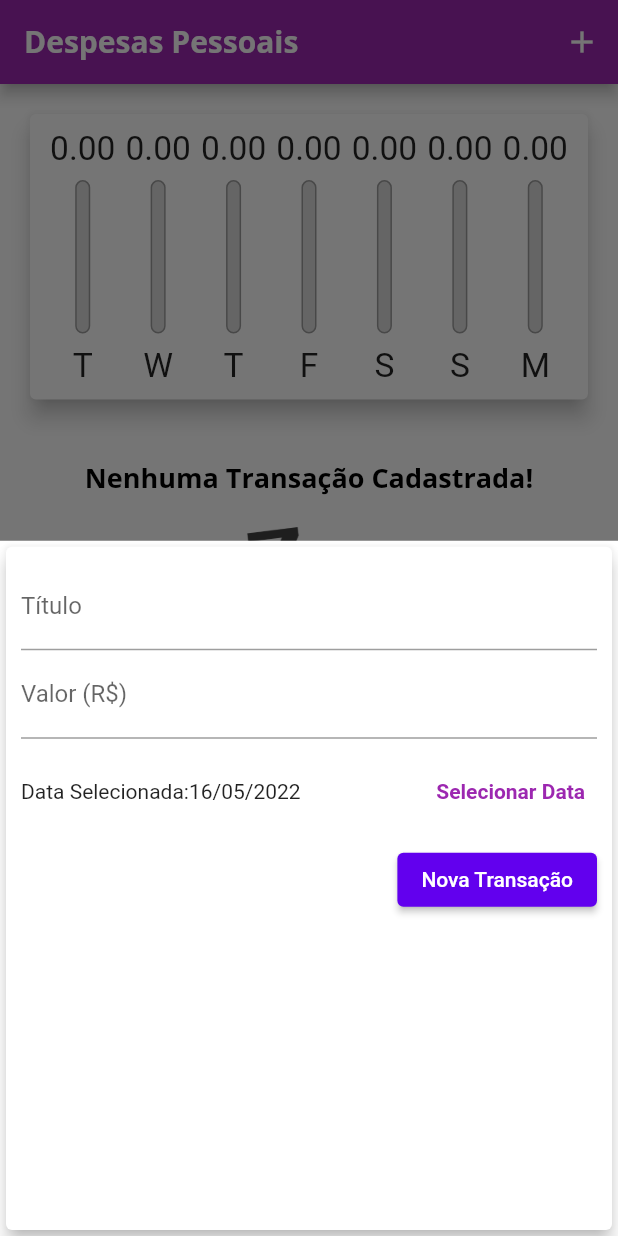
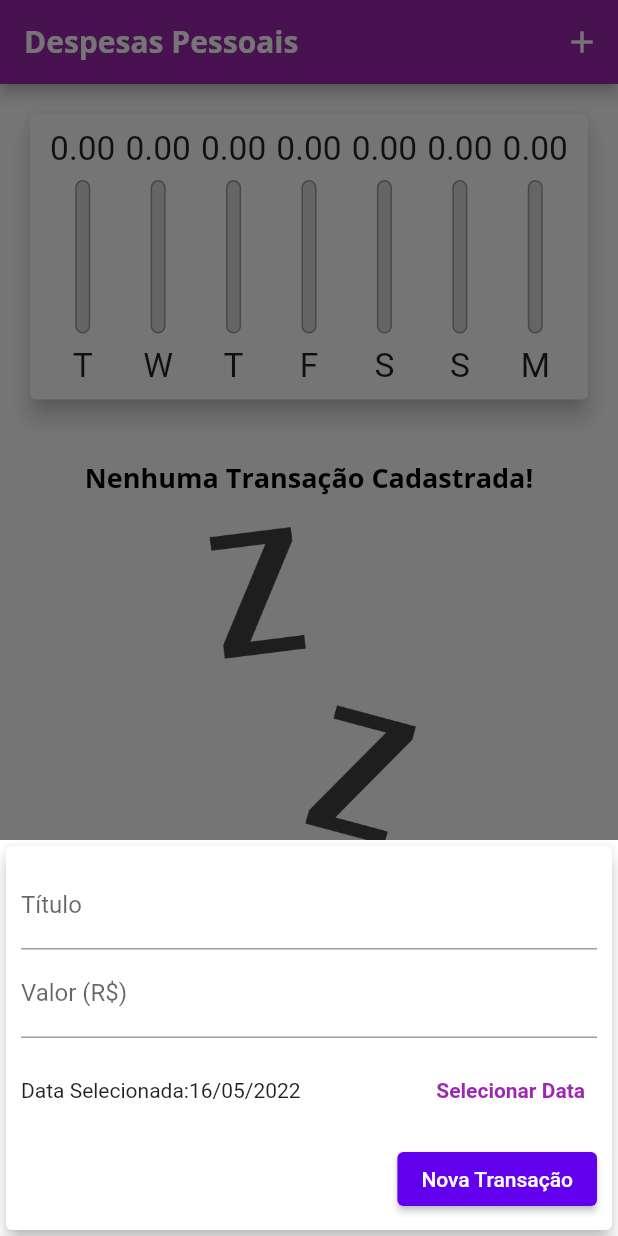
Before and after one commit to joevansanttos/expenses, a Flutter app: the screen it shows after launch, after a tap on the "add" icon, on a phone screen of 412 x 824 dp. Run offline on Flutter 3.47's test engine with Material 2 defaults, Android fonts, the phone set to English and light mode, and no system bars.

Commit message:
add adaptative

```diff
--- /dev/null
+++ b/lib/components/adaptative_button.dart
@@ -0,0 +1,34 @@
+import 'dart:io';
+import 'package:flutter/cupertino.dart';
+import 'package:flutter/material.dart';
+
+class AdaptativeButton extends StatelessWidget {
+  final String label;
+  final Function() onPressed;
+
+  AdaptativeButton({
+    required this.label,
+    required this.onPressed,
+  });
+
+  @override
+  Widget build(BuildContext context) {
+    return Platform.isIOS
+        ? CupertinoButton(
+            child: Text(label),
+            onPressed: onPressed,
+            color: Theme.of(context).primaryColor,
+            padding: const EdgeInsets.symmetric(
+              horizontal: 20,
+            ),
+          )
+        : ElevatedButton(
+            style: ElevatedButton.styleFrom(
+              primary: Theme.of(context).primaryColor, // background
+              onPrimary: Colors.white, // foreground
+            ),
+            child: Text(label),
+            onPressed: onPressed,
+          );
+  }
+}
--- /dev/null
+++ b/lib/components/adaptative_textfield.dart
@@ -0,0 +1,43 @@
+import 'dart:io';
+import 'package:flutter/cupertino.dart';
+import 'package:flutter/material.dart';
+
+class AdaptativeTextField extends StatelessWidget {
+  final String label;
+  final TextEditingController controller;
+  final TextInputType keyboardType;
+  final Function(String) onSubmitted;
+
+  AdaptativeTextField({
+    required this.label,
+    required this.controller,
+    this.keyboardType = TextInputType.text,
+    required this.onSubmitted,
+  });
+
+  @override
+  Widget build(BuildContext context) {
+    return Platform.isIOS
+        ? Padding(
+            padding: const EdgeInsets.only(bottom: 10.0),
+            child: CupertinoTextField(
+              controller: controller,
+              keyboardType: keyboardType,
+              onSubmitted: (_) => onSubmitted,
+              placeholder: label,
+              padding: const EdgeInsets.symmetric(
+                horizontal: 6,
+                vertical: 12,
+              ),
+            ),
+          )
+        : TextField(
+            controller: controller,
+            keyboardType: keyboardType,
+            onSubmitted: (_) => onSubmitted,
+            decoration: InputDecoration(
+              labelText: label,
+            ),
+          );
+  }
+}
--- a/lib/components/transaction_list.dart
+++ b/lib/components/transaction_list.dart
@@ -12,7 +12,9 @@ class TransactionList extends StatelessWidget {
   @override
   Widget build(BuildContext context) {
     return transactions.isEmpty
-        ? Column(
+        ? LayoutBuilder(
+            builder: (ctx, constraints) {
+              return Column(
                 children: <Widget>[
                   const SizedBox(
                     height: 20,
@@ -25,13 +27,15 @@ class TransactionList extends StatelessWidget {
                     height: 20,
                   ),
                   Container(
-                height: 200,
+                    height: constraints.maxHeight * 0.6,
                     child: Image.asset(
                       'assets/images/waiting.png',
                       fit: BoxFit.cover,
                     ),
                   ),
                 ],
+              );
+            },
           )
         : ListView.builder(
             itemCount: transactions.length,
@@ -61,7 +65,14 @@ class TransactionList extends StatelessWidget {
                   subtitle: Text(
                     DateFormat('d MMM y').format(tr.date),
                   ),
-                  trailing: IconButton(
+                  trailing: MediaQuery.of(context).size.width > 400
+                      ? FlatButton.icon(
+                          onPressed: () => onRemove(tr.id),
+                          icon: const Icon(Icons.delete),
+                          label: const Text('Excluir'),
+                          textColor: Theme.of(context).errorColor,
+                        )
+                      : IconButton(
                           icon: const Icon(Icons.delete),
                           color: Theme.of(context).errorColor,
                           onPressed: () => onRemove(tr.id),
--- a/lib/components/transactions_form.dart
+++ b/lib/components/transactions_form.dart
@@ -1,5 +1,8 @@
+import 'package:expenses/components/adaptative_button.dart';
 import 'package:flutter/material.dart';
 import 'package:intl/intl.dart';
+import 'adaptative_button.dart';
+import 'adaptative_textfield.dart';
 
 class TransactionForm extends StatefulWidget {
   final void Function(String, double, DateTime) onSubmit;
@@ -49,27 +52,29 @@ class _TransactionFormState extends State<TransactionForm> {
 
   @override
   Widget build(BuildContext context) {
-    return Card(
+    return SingleChildScrollView(
+      child: Card(
         elevation: 5,
         child: Padding(
-        padding: const EdgeInsets.all(10),
+          padding: EdgeInsets.only(
+            top: 10,
+            right: 10,
+            left: 10,
+            bottom: 10 + MediaQuery.of(context).viewInsets.bottom,
+          ),
           child: Column(
             children: <Widget>[
-            TextField(
+              AdaptativeTextField(
+                label: 'Título',
                 controller: _titleController,
                 onSubmitted: (_) => _submitForm(),
-              decoration: const InputDecoration(
-                labelText: 'Título',
               ),
-            ),
-            TextField(
+              AdaptativeTextField(
+                label: 'Valor (R\$)',
                 controller: _valueController,
                 keyboardType:
                     const TextInputType.numberWithOptions(decimal: true),
                 onSubmitted: (_) => _submitForm(),
-              decoration: const InputDecoration(
-                labelText: 'Valor (R\$)',
-              ),
               ),
               Container(
                 height: 70,
@@ -96,14 +101,8 @@ class _TransactionFormState extends State<TransactionForm> {
               Row(
                 mainAxisAlignment: MainAxisAlignment.end,
                 children: <Widget>[
-                ElevatedButton(
-                  style: ElevatedButton.styleFrom(
-                    primary: Theme.of(context).primaryColor, // background
-                    onPrimary: Colors.white, // foreground
-                  ),
-                  child: const Text(
-                    'Nova Transação',
-                  ),
+                  AdaptativeButton(
+                    label: 'Nova Transação',
                     onPressed: _submitForm,
                   ),
                 ],
@@ -111,6 +110,7 @@ class _TransactionFormState extends State<TransactionForm> {
             ],
           ),
         ),
+      ),
     );
   }
 }
--- a/lib/main.dart
+++ b/lib/main.dart
@@ -1,5 +1,8 @@
+import 'package:flutter/cupertino.dart';
 import 'package:flutter/material.dart';
+import 'package:flutter/services.dart';
 import 'dart:math';
+import 'dart:io';
 import './components/transactions_form.dart';
 import './components/transaction_list.dart';
 import './components/chart.dart';
@@ -14,7 +17,6 @@ class ExpensesApp extends StatelessWidget {
   @override
   Widget build(BuildContext context) {
     final ThemeData tema = ThemeData();
-
     return MaterialApp(
       home: MyHomePage(),
       theme: ThemeData.from(colorScheme: ColorScheme.light()).copyWith(
@@ -46,11 +48,12 @@ class MyHomePage extends StatefulWidget {
   const MyHomePage({Key? key}) : super(key: key);
 
   @override
-  _MyHomePageState createState() => _MyHomePageState();
+  State<MyHomePage> createState() => _MyHomePageState();
 }
 
 class _MyHomePageState extends State<MyHomePage> {
   final List<Transaction> _transactions = [];
+  bool _showChart = false;
 
   List<Transaction> get _recentTransactions {
     return _transactions.where((tr) {
@@ -90,49 +93,104 @@ class _MyHomePageState extends State<MyHomePage> {
     );
   }
 
+  Widget _getIconButton(IconData icon, Function() fn) {
+    return Platform.isIOS
+        ? GestureDetector(onTap: fn, child: Icon(icon))
+        : IconButton(icon: Icon(icon), onPressed: fn);
+  }
+
   @override
   Widget build(BuildContext context) {
-    final appBar = AppBar(
-      title: Text(
-        'Despesas Pessoais',
-        style: TextStyle(
-          fontSize: 20 * MediaQuery.of(context).textScaleFactor,
+    final mediaQuery = MediaQuery.of(context);
+    bool isLandscape = mediaQuery.orientation == Orientation.landscape;
+
+    final iconList = Platform.isIOS ? CupertinoIcons.refresh : Icons.list;
+    final chartList =
+        Platform.isIOS ? CupertinoIcons.refresh : Icons.show_chart;
+
+    final actions = [
+      if (isLandscape)
+        _getIconButton(
+          _showChart ? iconList : chartList,
+          () {
+            setState(() {
+              _showChart = !_showChart;
+            });
+          },
         ),
+      _getIconButton(
+        Platform.isIOS ? CupertinoIcons.add : Icons.add,
+        () => _openTransactionFormModal(context),
       ),
-      actions: <Widget>[
-        IconButton(
-          icon: const Icon(Icons.add),
-          onPressed: () => _openTransactionFormModal(context),
-        ),
-      ],
+    ];
+
+    final PreferredSizeWidget appBar = AppBar(
+      title: const Text('Despesas Pessoais'),
+      actions: actions,
     );
 
-    final availableHeight = MediaQuery.of(context).size.height -
+    final availableHeight = mediaQuery.size.height -
         appBar.preferredSize.height -
-        MediaQuery.of(context).padding.top;
+        mediaQuery.padding.top;
 
-    return Scaffold(
-      appBar: appBar,
-      body: SingleChildScrollView(
+    final bodyPage = SafeArea(
+      child: SingleChildScrollView(
         child: Column(
           crossAxisAlignment: CrossAxisAlignment.stretch,
-          children: <Widget>[
-            Container(
-              height: availableHeight * 0.30,
+          children: [
+            // if (isLandscape)
+            //   Row(
+            //     mainAxisAlignment: MainAxisAlignment.center,
+            //     children: [
+            //       const Text('Exibir Gráfico'),
+            //       Switch.adaptive(
+            //         activeColor: Theme.of(context).colorScheme.secondary,
+            //         value: _showChart,
+            //         onChanged: (value) {
+            //           setState(() {
+            //             _showChart = value;
+            //           });
+            //         },
+            //       ),
+            //     ],
+            //   ),
+            if (_showChart || !isLandscape)
+              SizedBox(
+                height: availableHeight * (isLandscape ? 0.8 : 0.3),
                 child: Chart(_recentTransactions),
               ),
-            Container(
-              height: availableHeight * 0.70,
+            if (!_showChart || !isLandscape)
+              SizedBox(
+                height: availableHeight * (isLandscape ? 1 : 0.7),
                 child: TransactionList(_transactions, _removeTransaction),
               ),
           ],
         ),
       ),
-      floatingActionButton: FloatingActionButton(
+    );
+
+    return Platform.isIOS
+        ? CupertinoPageScaffold(
+            navigationBar: CupertinoNavigationBar(
+              middle: const Text('Despesas Pessoais'),
+              trailing: Row(
+                mainAxisSize: MainAxisSize.min,
+                children: actions,
+              ),
+            ),
+            child: bodyPage,
+          )
+        : Scaffold(
+            appBar: appBar,
+            body: bodyPage,
+            floatingActionButton: Platform.isIOS
+                ? Container()
+                : FloatingActionButton(
                     child: const Icon(Icons.add),
                     onPressed: () => _openTransactionFormModal(context),
                   ),
-      floatingActionButtonLocation: FloatingActionButtonLocation.centerFloat,
+            floatingActionButtonLocation:
+                FloatingActionButtonLocation.centerFloat,
           );
   }
 }
```
Lines whose indentation alone changed are shown as unchanged.
